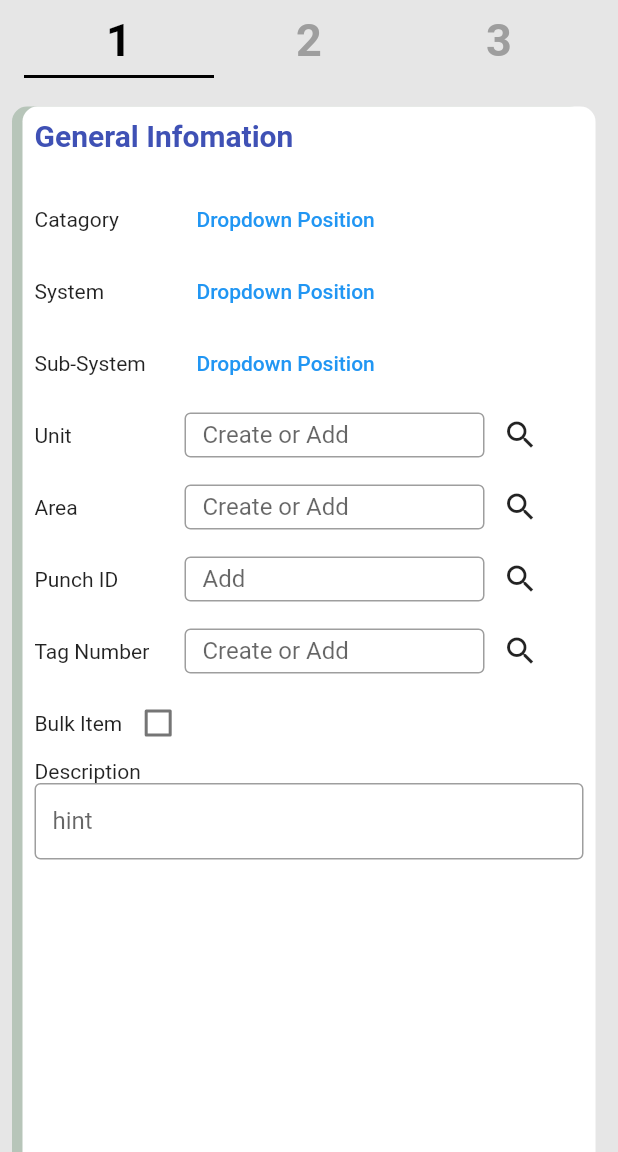
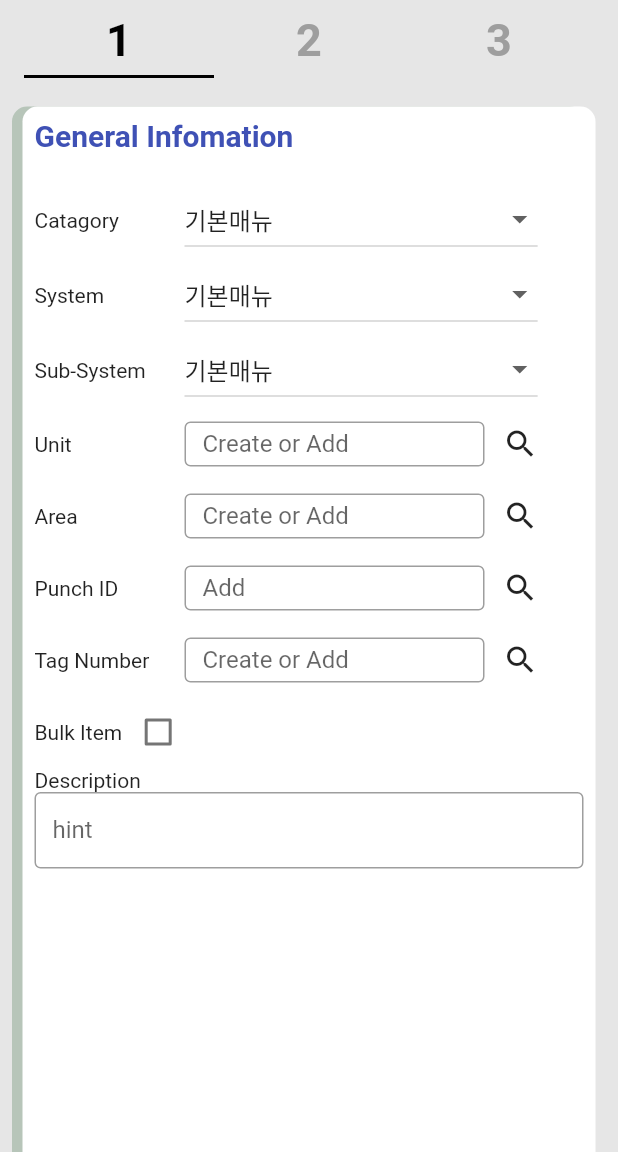
Before and after one commit to leejaehee1/flutter, a Flutter app: the Home screen opened by its route, after a tap on "Add Punch Issue", on a phone screen of 412 x 824 dp, the part 84-1236 px from its top. Run offline on Flutter 3.47's test engine with Material 2 defaults, Android fonts, the phone set to English and light mode, and no system bars; our stand-ins replace get, image_picker.

Commit message:
edit all_button

```diff
--- /dev/null
+++ b/plms_start/lib/screens/controller/dropdown_button_controller.dart
@@ -0,0 +1,26 @@
+import 'package:get/get.dart';
+
+enum DropDownMenu { DEFAULT, MENU1, MENU2 }
+
+extension DropDownMenuExtention on DropDownMenu {
+  String get name {
+    switch (this) {
+      case DropDownMenu.DEFAULT:
+        return '기본매뉴';
+      case DropDownMenu.MENU1:
+        return '메뉴1';
+      case DropDownMenu.MENU2:
+        return '메뉴2';
+    }
+  }
+}
+
+class DropdownButtonController extends GetxController {
+  Rx<DropDownMenu> currentItem = DropDownMenu.DEFAULT.obs;
+
+  void changeDropDownMenu(int? itemIndex) {
+    var selectedItem =
+        DropDownMenu.values.where((menu) => menu.index == itemIndex).first;
+    currentItem(selectedItem);
+  }
+}
--- a/plms_start/lib/screens/first_screen.dart
+++ b/plms_start/lib/screens/first_screen.dart
@@ -1,4 +1,5 @@
 import 'package:flutter/material.dart';
+import 'package:plms_start/screens/utils/checkbox_punch.dart';
 import 'package:plms_start/screens/utils/title_text.dart';
 
 import 'utils/dropbox_text.dart';
@@ -54,7 +55,7 @@ class _PageOneState extends State<PageOne> {
                     TextFieldText(text: 'Area', hint: 'Create or Add'),
                     TextFieldText(text: 'Punch ID', hint: 'Add'),
                     TextFieldText(text: 'Tag Number', hint: 'Create or Add'),
-                    _bulk(),
+                    CheckButton(name: 'Bulk Item'),
                     _description(),
                   ],
                 ),
@@ -63,27 +64,6 @@ class _PageOneState extends State<PageOne> {
           ),
         ),
       ),
-    );
-  }
-
-  Widget _bulk() {
-    bool _isChecked = false;
-    return Row(
-      children: [
-        SizedBox(
-          child: Text("Bulk Item"),
-        ),
-        Checkbox(
-          checkColor: Colors.black,
-          value: _isChecked,
-          onChanged: (bool? value) {
-            setState(() {
-              _isChecked = value!;
-              TextField();
-            });
-          },
-        ),
-      ],
     );
   }
 
@@ -96,7 +76,7 @@ class _PageOneState extends State<PageOne> {
           ],
         ),
         Container(
-          height: 190,
+          height: 100,
           child: TextField(
               keyboardType: TextInputType.multiline,
               maxLength: null,
--- a/plms_start/lib/screens/second_screen.dart
+++ b/plms_start/lib/screens/second_screen.dart
@@ -1,4 +1,5 @@
 import 'package:flutter/material.dart';
+import 'package:plms_start/screens/utils/swich_punch.dart';
 import 'utils/dropbox_text.dart';
 import 'utils/textfield_text.dart';
 import 'utils/title_text.dart';
@@ -50,8 +51,12 @@ class _PageTwoState extends State<PageTwo> {
                     DropboxText(text: 'Raised On'),
                     DropboxText(text: 'Target Date'),
                     TextFieldText(text: 'Keyword', hint: 'Input Keyword'),
-                    _switch('Design Change Required'),
-                    _switch('Material Required'),
+                    SwitchButton(
+                      name: 'Design Change Required',
+                    ),
+                    SwitchButton(
+                      name: 'Material Required',
+                    ),
                   ],
                 ),
               ],
--- /dev/null
+++ b/plms_start/lib/screens/utils/checkbox_punch.dart
@@ -0,0 +1,33 @@
+import 'package:flutter/material.dart';
+
+class CheckButton extends StatefulWidget {
+  CheckButton({Key? key, required this.name}) : super(key: key);
+  String name;
+
+  @override
+  _CheckButtonState createState() => _CheckButtonState();
+}
+
+class _CheckButtonState extends State<CheckButton> {
+  bool isSwitched = false;
+
+  @override
+  Widget build(BuildContext context) {
+    return Row(
+      children: [
+        Text(widget.name),
+        Checkbox(
+          value: isSwitched,
+          onChanged: (value) {
+            setState(() {
+              isSwitched = value!;
+              print(isSwitched);
+            });
+          },
+          // activeTrackColor: Colors.yellow,
+          activeColor: Colors.orangeAccent,
+        ),
+      ],
+    );
+  }
+}
--- a/plms_start/lib/screens/utils/dropbox_text.dart
+++ b/plms_start/lib/screens/utils/dropbox_text.dart
@@ -1,4 +1,6 @@
 import 'package:flutter/material.dart';
+
+import 'dropdown_button.dart';
 
 class DropboxText extends StatelessWidget {
   String text;
@@ -13,7 +15,11 @@ class DropboxText extends StatelessWidget {
           width: 100,
           child: Text(text),
         ),
-        TextButton(onPressed: () {}, child: Text('Dropdown Position')),
+        Container(
+          width: MediaQuery.of(context).size.width * 4 / 7,
+          height: 50,
+          child: DropdownButtonWidget(),
+        ),
       ],
     );
   }
--- /dev/null
+++ b/plms_start/lib/screens/utils/dropdown_button.dart
@@ -0,0 +1,27 @@
+import 'package:flutter/material.dart';
+import 'package:get/get.dart';
+import 'package:plms_start/screens/controller/dropdown_button_controller.dart';
+
+class DropdownButtonWidget extends GetView<DropdownButtonController> {
+  const DropdownButtonWidget({Key? key}) : super(key: key);
+
+  @override
+  Widget build(BuildContext context) {
+    return Obx(
+      () => DropdownButton(
+          isExpanded: true,
+          value: controller.currentItem.value.index,
+          onChanged: (int? value) {
+            controller.changeDropDownMenu(value);
+          },
+          items: DropDownMenu.values
+              .map(
+                (menu) => DropdownMenuItem(
+                  value: menu.index,
+                  child: Text(menu.name),
+                ),
+              )
+              .toList()),
+    );
+  }
+}
--- /dev/null
+++ b/plms_start/lib/screens/utils/swich_punch.dart
@@ -0,0 +1,64 @@
+import 'package:flutter/material.dart';
+
+class SwitchButton extends StatefulWidget {
+  SwitchButton({Key? key, required this.name}) : super(key: key);
+  String name;
+
+  @override
+  _SwitchButtonState createState() => _SwitchButtonState();
+}
+
+class _SwitchButtonState extends State<SwitchButton> {
+  bool isSwitched = false;
+
+  @override
+  Widget build(BuildContext context) {
+    return Row(
+      children: [
+        Text(widget.name),
+        Switch(
+          value: isSwitched,
+          onChanged: (value) {
+            setState(() {
+              isSwitched = value;
+              print(isSwitched);
+            });
+          },
+          activeTrackColor: Colors.yellow,
+          activeColor: Colors.orangeAccent,
+        ),
+      ],
+    );
+  }
+}
+
+// class SwichButton extends StatefulWidget {
+//   SwichButton({Key? key, required this.name}) : super(key: key);
+//   String name;
+//   @override
+//   _State createState() => _State();
+// }
+
+// class _State extends State<SwichButton> {
+//   bool isSwitched = false;
+
+//   @override
+//   Widget build(BuildContext context, String name) {
+//     return Row(
+//       children: [
+//         Text(name),
+//         Switch(
+//           value: isSwitched,
+//           onChanged: (value) {
+//             setState(() {
+//               isSwitched = value;
+//               print(isSwitched);
+//             });
+//           },
+//           activeTrackColor: Colors.yellow,
+//           activeColor: Colors.orangeAccent,
+//         ),
+//       ],
+//     );
+//   }
+// }
```
Also changed, not shown: plms_start/lib/main.dart (+4 -3 lines), plms_start/lib/screens/third_screen.dart (+2 -22 lines).
